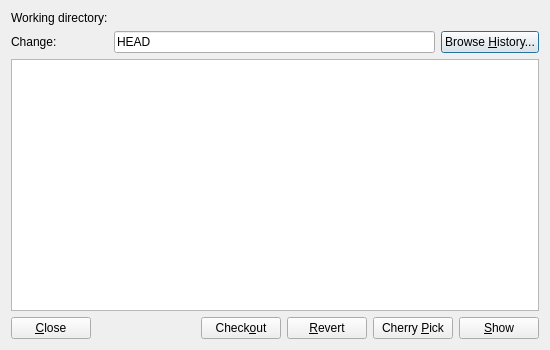
This is src/plugins/git/changeselectiondialog.ui in qt-creator/qt-creator as Qt 5 draws it before an edit. The edited form follows.
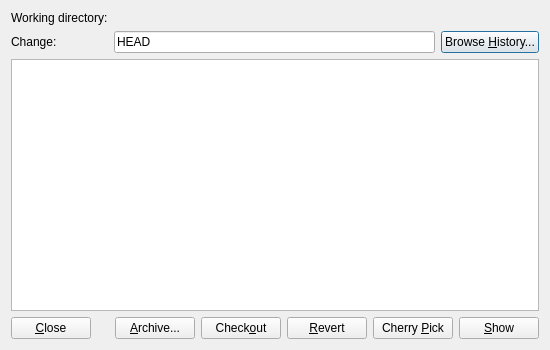
This is the edited form. Custom widgets are drawn as their Qt base class.

Commit message:
Git: Archive support
This allows users to create archive files from local repository.

Tools > Git > Local Repository > Archive will create <reponame>-
HEAD.tar.gz

Tools > Git > Actions on Commits... you can choose a commit to archive

```diff
--- a/src/plugins/git/changeselectiondialog.ui
+++ b/src/plugins/git/changeselectiondialog.ui
@@ -83,6 +83,13 @@
        </property>
       </spacer>
      </item>
+     <item>
+      <widget class="QPushButton" name="archiveButton">
+       <property name="text">
+        <string>&amp;Archive...</string>
+       </property>
+      </widget>
+     </item>
      <item>
       <widget class="QPushButton" name="checkoutButton">
        <property name="text">
```
The commit also changes 5 other files.
